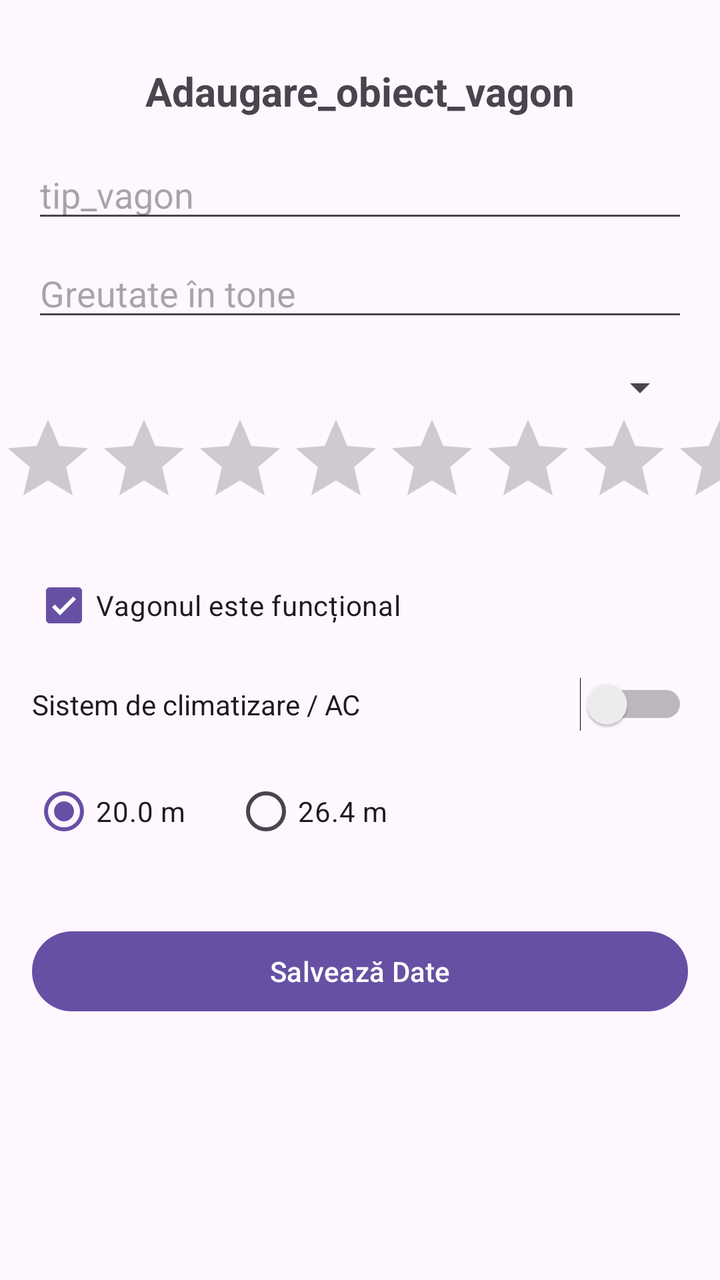
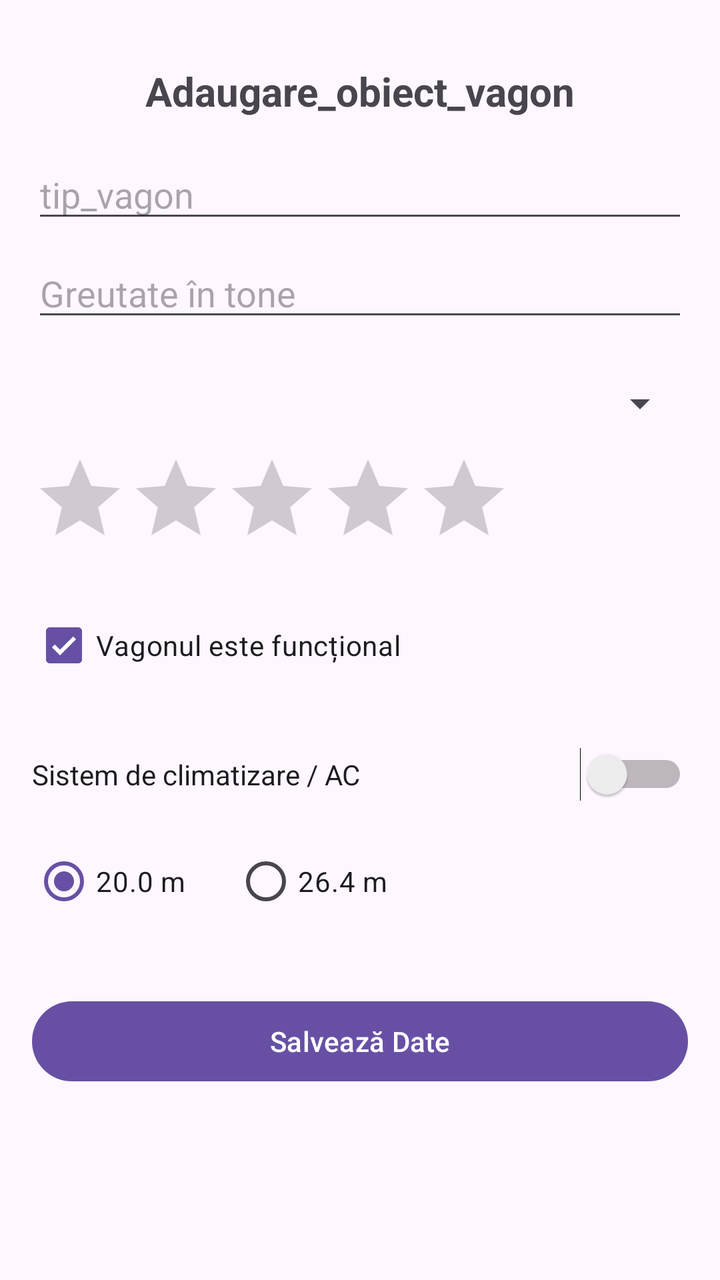

Screens rendered from an Android XML layout before and after an edit, with the pre-edit source and the edit as a unified diff.
<!-- AndroidManifest.xml: application theme Theme.MyApplication -->
<!-- res/layout/activity_vagon.xml -->
<?xml version="1.0" encoding="utf-8"?>
<ScrollView xmlns:android="http://schemas.android.com/apk/res/android"
    xmlns:app="http://schemas.android.com/apk/res-auto"
    xmlns:tools="http://schemas.android.com/tools"
    android:layout_width="match_parent"
    android:layout_height="match_parent"
    tools:context=".AddVagonActivity">

    <androidx.constraintlayout.widget.ConstraintLayout
        android:id="@+id/main"
        android:layout_width="match_parent"
        android:layout_height="wrap_content"
        android:paddingBottom="24dp">

        <TextView
            android:id="@+id/titlu_tv"
            android:layout_width="0dp"
            android:layout_height="wrap_content"
            android:layout_marginStart="16dp"
            android:layout_marginTop="32dp"
            android:layout_marginEnd="16dp"
            android:gravity="center"
            android:text="@string/Adaugare_obiect_vagon"
            android:textSize="20sp"
            android:textStyle="bold"
            app:layout_constraintEnd_toEndOf="parent"
            app:layout_constraintStart_toStartOf="parent"
            app:layout_constraintTop_toTopOf="parent" />

        <EditText
            android:id="@+id/tipVagon_et"
            android:layout_width="0dp"
            android:layout_height="wrap_content"
            android:layout_marginTop="16dp"
            android:hint="@string/tip_vagon"
            android:inputType="textPersonName"
            app:layout_constraintEnd_toEndOf="@id/titlu_tv"
            app:layout_constraintStart_toStartOf="@id/titlu_tv"
            app:layout_constraintTop_toBottomOf="@id/titlu_tv" />

        <EditText
            android:id="@+id/greutate_et"
            android:layout_width="0dp"
            android:layout_height="wrap_content"
            android:layout_marginTop="8dp"
            android:hint="Greutate în tone"
            android:inputType="numberDecimal"
            app:layout_constraintEnd_toEndOf="@id/tipVagon_et"
            app:layout_constraintStart_toStartOf="@id/tipVagon_et"
            app:layout_constraintTop_toBottomOf="@id/tipVagon_et" />

        <Spinner
            android:id="@+id/garnitura_sp"
            android:layout_width="0dp"
            android:layout_height="wrap_content"
            android:layout_marginTop="16dp"
            app:layout_constraintEnd_toEndOf="@id/greutate_et"
            app:layout_constraintStart_toStartOf="@id/greutate_et"
            app:layout_constraintTop_toBottomOf="@id/greutate_et" />

        <RatingBar
            android:id="@+id/confort_rb"
            android:layout_width="match_parent"
            android:layout_height="wrap_content"
            tools:layout_editor_absoluteX="-16dp"
            tools:layout_editor_absoluteY="213dp"
            android:numStars="5"
            android:stepSize="0.5"
            app:layout_constraintStart_toStartOf="@id/garnitura_sp"
            app:layout_constraintTop_toBottomOf="@id/garnitura_sp"/>

        <CheckBox
            android:id="@+id/esteFunctional_cb"
            android:layout_width="wrap_content"
            android:layout_height="wrap_content"
            android:layout_marginTop="16dp"
            android:checked="true"
            android:text="Vagonul este funcțional"
            app:layout_constraintStart_toStartOf="@id/confort_rb"
            app:layout_constraintTop_toBottomOf="@id/confort_rb" />

        <Switch
            android:id="@+id/areClimatizare_sw"
            android:layout_width="0dp"
            android:layout_height="wrap_content"
            android:layout_marginTop="12dp"
            android:text="Sistem de climatizare / AC"
            app:layout_constraintEnd_toEndOf="@id/garnitura_sp"
            app:layout_constraintStart_toStartOf="@id/esteFunctional_cb"
            app:layout_constraintTop_toBottomOf="@id/esteFunctional_cb" />

        <RadioGroup
            android:id="@+id/dimensiune_rg"
            android:layout_width="0dp"
            android:layout_height="wrap_content"
            android:layout_marginTop="16dp"
            android:orientation="horizontal"
            app:layout_constraintEnd_toEndOf="@id/areClimatizare_sw"
            app:layout_constraintStart_toStartOf="@id/areClimatizare_sw"
            app:layout_constraintTop_toBottomOf="@id/areClimatizare_sw">

            <RadioButton
                android:id="@+id/dimensiune20_rb"
                android:layout_width="wrap_content"
                android:layout_height="wrap_content"
                android:checked="true"
                android:text="20.0 m" />

            <RadioButton
                android:id="@+id/dimensiune26_rb"
                android:layout_width="wrap_content"
                android:layout_height="wrap_content"
                android:layout_marginStart="24dp"
                android:text="26.4 m" />
        </RadioGroup>

        <Button
            android:id="@+id/salveaza_btn"
            android:layout_width="0dp"
            android:layout_height="wrap_content"
            android:layout_marginTop="32dp"
            android:text="Salvează Date"
            app:layout_constraintEnd_toEndOf="@id/dimensiune_rg"
            app:layout_constraintStart_toStartOf="@id/dimensiune_rg"
            app:layout_constraintTop_toBottomOf="@id/dimensiune_rg" />

    </androidx.constraintlayout.widget.ConstraintLayout>
</ScrollView>
<!-- resources referenced by this layout -->
<resources>
  <string name="Adaugare_obiect_vagon">Adaugare_obiect_vagon</string>
  <string name="tip_vagon">tip_vagon</string>
  <style name="Theme.MyApplication" parent="Base.Theme.MyApplication" />
  <style name="Base.Theme.MyApplication" parent="Theme.Material3.DayNight.NoActionBar">
          
          
      </style>
</resources>

<!-- the commit's change to res/layout/activity_vagon.xml (unified diff, before → after) -->
@@ -53,21 +53,23 @@
             android:id="@+id/garnitura_sp"
             android:layout_width="0dp"
             android:layout_height="wrap_content"
-            android:layout_marginTop="16dp"
+            android:layout_marginTop="24dp"
             app:layout_constraintEnd_toEndOf="@id/greutate_et"
             app:layout_constraintStart_toStartOf="@id/greutate_et"
             app:layout_constraintTop_toBottomOf="@id/greutate_et" />
 
+
         <RatingBar
             android:id="@+id/confort_rb"
-            android:layout_width="match_parent"
+            android:layout_width="wrap_content"
             android:layout_height="wrap_content"
-            tools:layout_editor_absoluteX="-16dp"
-            tools:layout_editor_absoluteY="213dp"
+            android:layout_marginTop="12dp"
             android:numStars="5"
             android:stepSize="0.5"
+            android:rating="0"
             app:layout_constraintStart_toStartOf="@id/garnitura_sp"
-            app:layout_constraintTop_toBottomOf="@id/garnitura_sp"/>
+            app:layout_constraintTop_toBottomOf="@id/garnitura_sp" />
+
 
         <CheckBox
             android:id="@+id/esteFunctional_cb"
@@ -83,7 +85,7 @@
             android:id="@+id/areClimatizare_sw"
             android:layout_width="0dp"
             android:layout_height="wrap_content"
-            android:layout_marginTop="12dp"
+            android:layout_marginTop="27dp"
             android:text="Sistem de climatizare / AC"
             app:layout_constraintEnd_toEndOf="@id/garnitura_sp"
             app:layout_constraintStart_toStartOf="@id/esteFunctional_cb"
